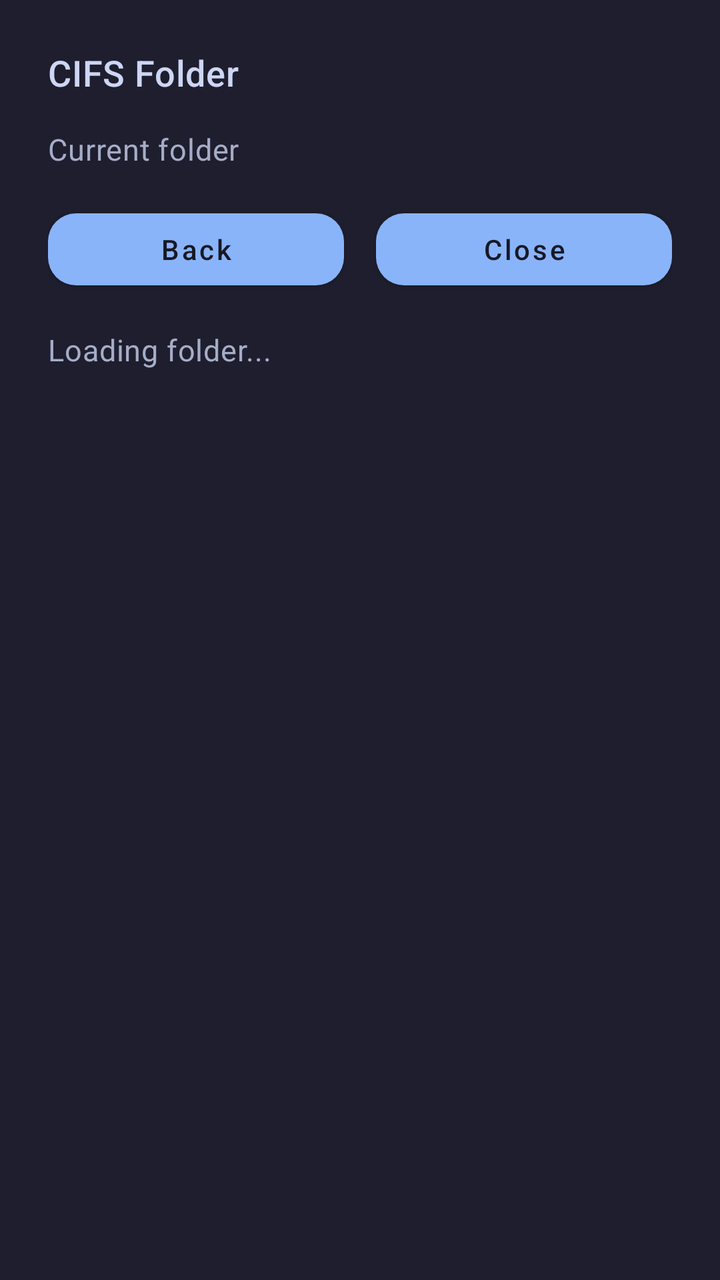
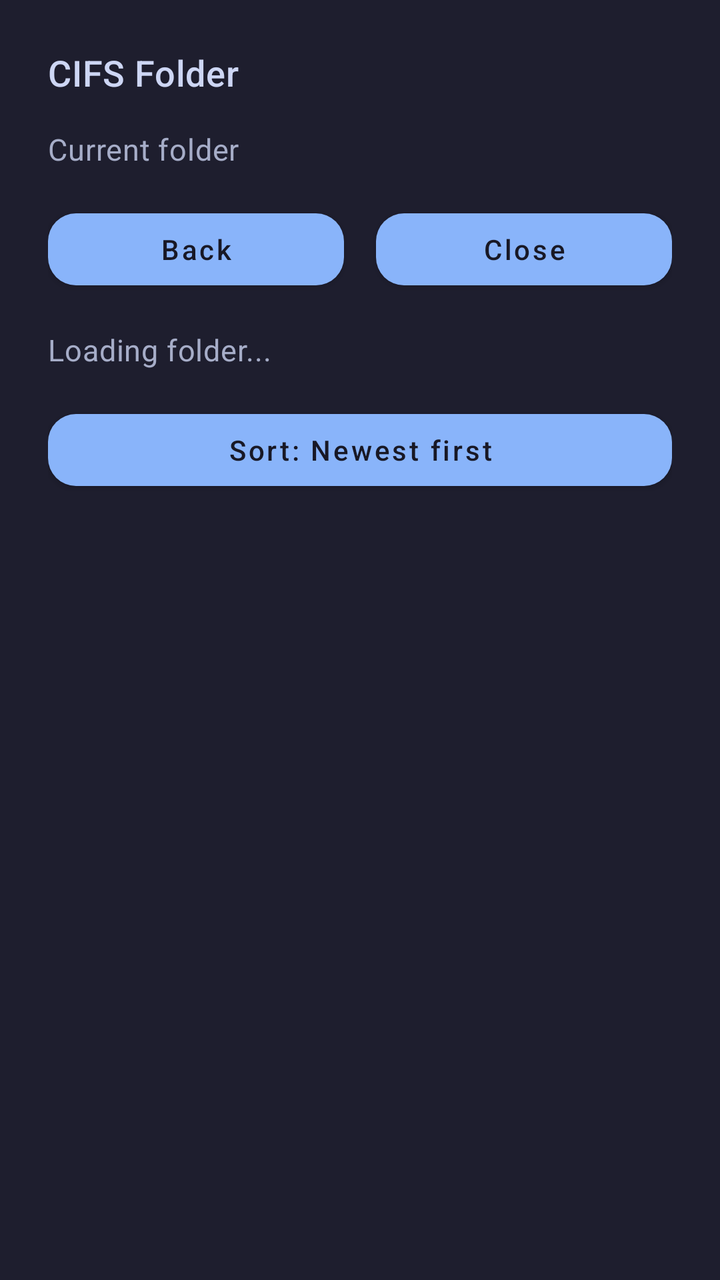

An Android layout rendered at two revisions. The XML below is the earlier revision; the diff shows what the commit changed to produce the second picture.
<!-- AndroidManifest.xml: application theme Theme.Vr2xr -->
<!-- res/layout/activity_saf_document_browser.xml -->
<?xml version="1.0" encoding="utf-8"?>
<ScrollView xmlns:android="http://schemas.android.com/apk/res/android"
    android:layout_width="match_parent"
    android:layout_height="match_parent"
    android:background="@color/launcher_background"
    android:fillViewport="true">

    <LinearLayout
        android:layout_width="match_parent"
        android:layout_height="wrap_content"
        android:orientation="vertical"
        android:padding="@dimen/launcher_screen_padding">

        <TextView
            android:id="@+id/safTitleText"
            style="@style/TextAppearance.Vr2xr.Launcher.Status"
            android:layout_width="match_parent"
            android:layout_height="wrap_content"
            android:text="@string/saf_browser_title" />

        <TextView
            android:id="@+id/safCurrentFolderText"
            style="@style/TextAppearance.Vr2xr.Launcher.RuntimeStatus"
            android:layout_width="match_parent"
            android:layout_height="wrap_content"
            android:layout_marginTop="@dimen/launcher_section_spacing"
            android:text="@string/saf_current_folder_default" />

        <LinearLayout
            android:layout_width="match_parent"
            android:layout_height="wrap_content"
            android:layout_marginTop="@dimen/launcher_section_spacing"
            android:orientation="horizontal">

            <com.google.android.material.button.MaterialButton
                android:id="@+id/safBackButton"
                style="@style/Widget.Vr2xr.Launcher.PrimaryButton"
                android:layout_width="0dp"
                android:layout_height="wrap_content"
                android:layout_weight="1"
                android:text="@string/saf_back" />

            <com.google.android.material.button.MaterialButton
                android:id="@+id/safCloseButton"
                style="@style/Widget.Vr2xr.Launcher.PrimaryButton"
                android:layout_width="0dp"
                android:layout_height="wrap_content"
                android:layout_marginStart="@dimen/launcher_section_spacing"
                android:layout_weight="1"
                android:text="@string/saf_close" />
        </LinearLayout>

        <TextView
            android:id="@+id/safStatusText"
            style="@style/TextAppearance.Vr2xr.Launcher.RuntimeStatus"
            android:layout_width="match_parent"
            android:layout_height="wrap_content"
            android:layout_marginTop="@dimen/launcher_section_spacing"
            android:text="@string/saf_loading" />

        <LinearLayout
            android:id="@+id/safEntriesContainer"
            android:layout_width="match_parent"
            android:layout_height="wrap_content"
            android:layout_marginTop="@dimen/launcher_section_spacing"
            android:orientation="vertical" />
    </LinearLayout>
</ScrollView>
<!-- resources referenced by this layout -->
<resources>
  <color name="launcher_background">@color/catppuccin_mocha_base</color>
  <dimen name="launcher_screen_padding">24dp</dimen>
  <dimen name="launcher_section_spacing">16dp</dimen>
  <string name="saf_back">Back</string>
  <string name="saf_browser_title">CIFS Folder</string>
  <string name="saf_close">Close</string>
  <string name="saf_current_folder_default">Current folder</string>
  <string name="saf_loading">Loading folder...</string>
  <style name="TextAppearance.Vr2xr.Launcher.RuntimeStatus" parent="TextAppearance.MaterialComponents.Body2">
          <item name="android:fontFamily">sans-serif</item>
          <item name="android:textColor">@color/launcher_text_secondary</item>
          <item name="android:textSize">@dimen/launcher_body_text_size</item>
      </style>
  <style name="TextAppearance.Vr2xr.Launcher.Status" parent="TextAppearance.MaterialComponents.Headline6">
          <item name="android:fontFamily">sans-serif-medium</item>
          <item name="android:textColor">@color/launcher_text_primary</item>
          <item name="android:textSize">@dimen/launcher_status_text_size</item>
      </style>
  <style name="Widget.Vr2xr.Launcher.PrimaryButton" parent="Widget.MaterialComponents.Button">
          <item name="android:fontFamily">sans-serif-medium</item>
          <item name="android:textAllCaps">false</item>
          <item name="backgroundTint">@color/catppuccin_mocha_blue</item>
          <item name="android:textColor">@color/catppuccin_mocha_mantle</item>
          <item name="cornerRadius">@dimen/launcher_button_corner_radius</item>
      </style>
  <style name="Theme.Vr2xr" parent="Theme.MaterialComponents.DayNight.NoActionBar">
          <item name="android:windowFullscreen">false</item>
      </style>
  <color name="catppuccin_mocha_base">#1E1E2E</color>
  <color name="launcher_text_secondary">@color/catppuccin_mocha_subtext0</color>
  <dimen name="launcher_body_text_size">15sp</dimen>
  <color name="launcher_text_primary">@color/catppuccin_mocha_text</color>
  <dimen name="launcher_status_text_size">18sp</dimen>
  <color name="catppuccin_mocha_blue">#89B4FA</color>
  <color name="catppuccin_mocha_mantle">#181825</color>
  <dimen name="launcher_button_corner_radius">14dp</dimen>
  <color name="catppuccin_mocha_subtext0">#A6ADC8</color>
  <color name="catppuccin_mocha_text">#CDD6F4</color>
</resources>

<!-- the commit's change to res/layout/activity_saf_document_browser.xml (unified diff, before → after) -->
@@ -58,6 +58,14 @@
             android:layout_marginTop="@dimen/launcher_section_spacing"
             android:text="@string/saf_loading" />
 
+        <com.google.android.material.button.MaterialButton
+            android:id="@+id/safSortButton"
+            style="@style/Widget.Vr2xr.Launcher.PrimaryButton"
+            android:layout_width="match_parent"
+            android:layout_height="wrap_content"
+            android:layout_marginTop="@dimen/launcher_section_spacing"
+            android:text="@string/saf_sort_newest_first" />
+
         <LinearLayout
             android:id="@+id/safEntriesContainer"
             android:layout_width="match_parent"
<!-- resource entries referenced after the edit -->
@@ -8,6 +8,7 @@
   <string name="saf_close">Close</string>
   <string name="saf_current_folder_default">Current folder</string>
   <string name="saf_loading">Loading folder...</string>
+  <string name="saf_sort_newest_first">Sort: Newest first</string>
   <style name="TextAppearance.Vr2xr.Launcher.RuntimeStatus" parent="TextAppearance.MaterialComponents.Body2">
           <item name="android:fontFamily">sans-serif</item>
           <item name="android:textColor">@color/launcher_text_secondary</item>
